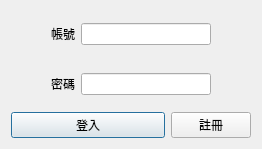
HsuChih-Hsiang/NeuralNetworkUI-PyQt, file UI_template/login.ui: the form before one commit.
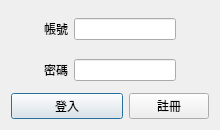
The form after the commit.

Commit message: login & register function complete

What changed in the file:
```diff
--- a/UI_template/login.ui
+++ b/UI_template/login.ui
@@ -6,10 +6,22 @@
    <rect>
     <x>0</x>
     <y>0</y>
-    <width>262</width>
-    <height>149</height>
+    <width>220</width>
+    <height>130</height>
    </rect>
   </property>
+  <property name="minimumSize">
+   <size>
+    <width>220</width>
+    <height>130</height>
+   </size>
+  </property>
+  <property name="maximumSize">
+   <size>
+    <width>220</width>
+    <height>130</height>
+   </size>
+  </property>
   <property name="windowTitle">
    <string>Dialog</string>
   </property>
```
Left out of the diff: 3 changed lines with no effect on the pictures. The commit also changes 11 other files.
